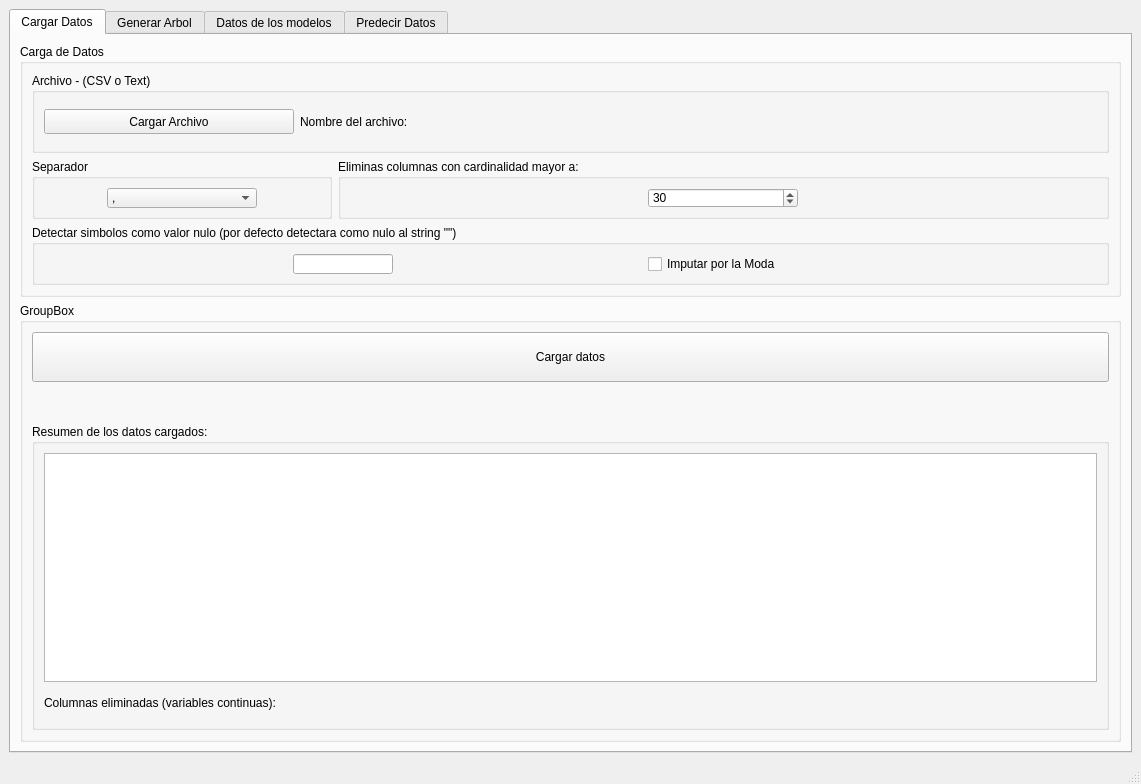
This is UI.ui in AlejandroFNadal/ia_decision_trees as Qt 5 draws it before an edit. The edited form follows.
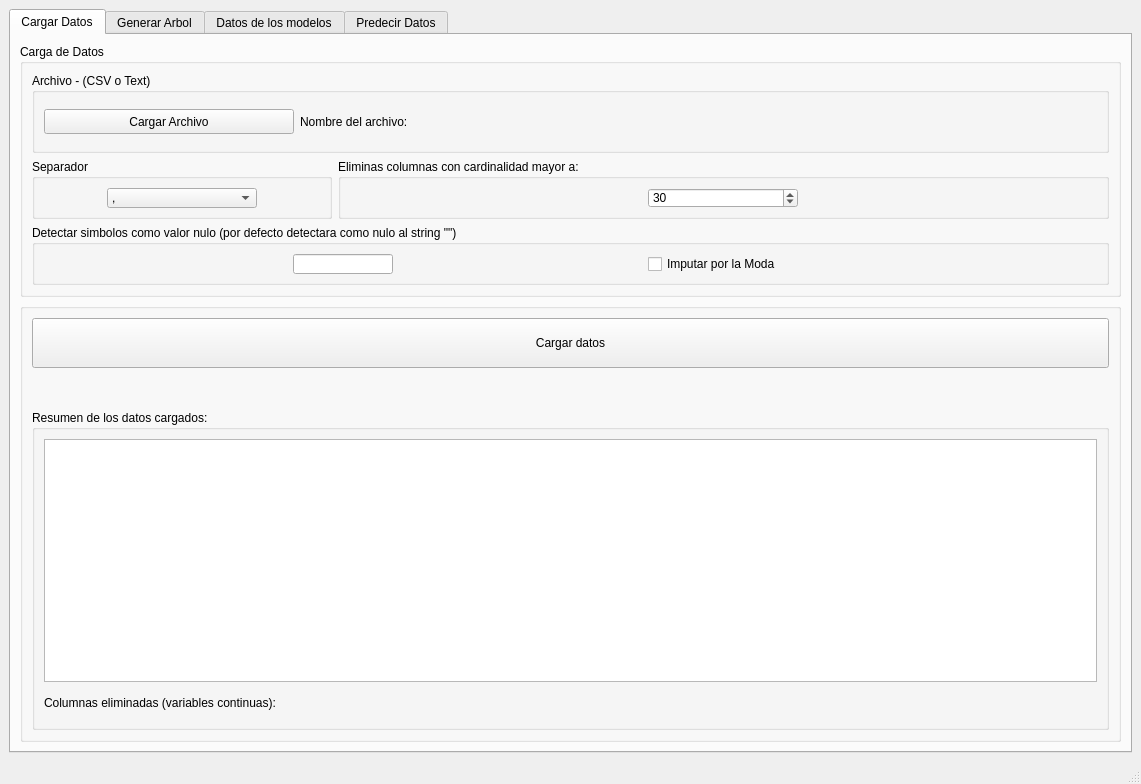
This is the edited form.

```diff
--- a/UI.ui
+++ b/UI.ui
@@ -70,7 +70,7 @@
            </size>
           </property>
           <property name="title">
-           <string>GroupBox</string>
+           <string/>
           </property>
           <layout class="QVBoxLayout" name="verticalLayout_4">
            <item>
```
Left out of the diff: 2 changed lines with no effect on the pictures.
